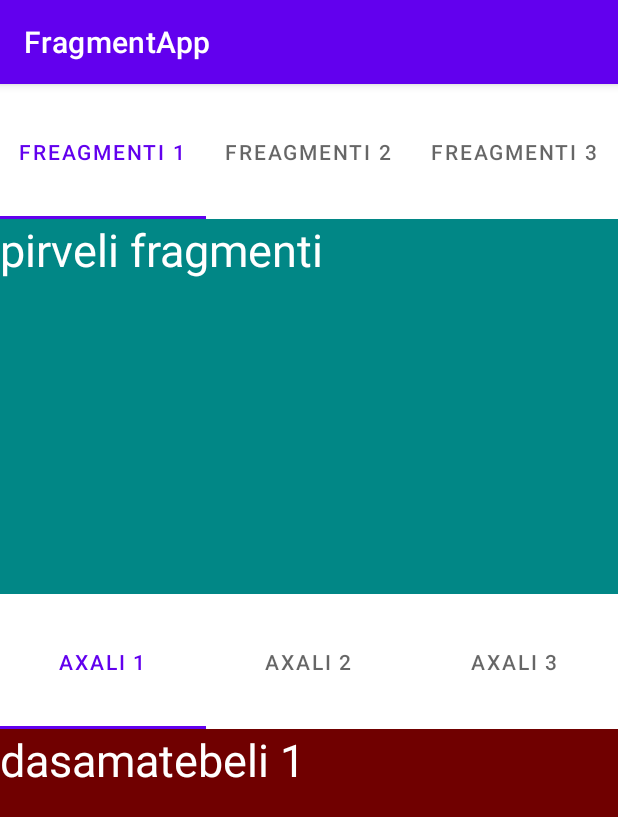
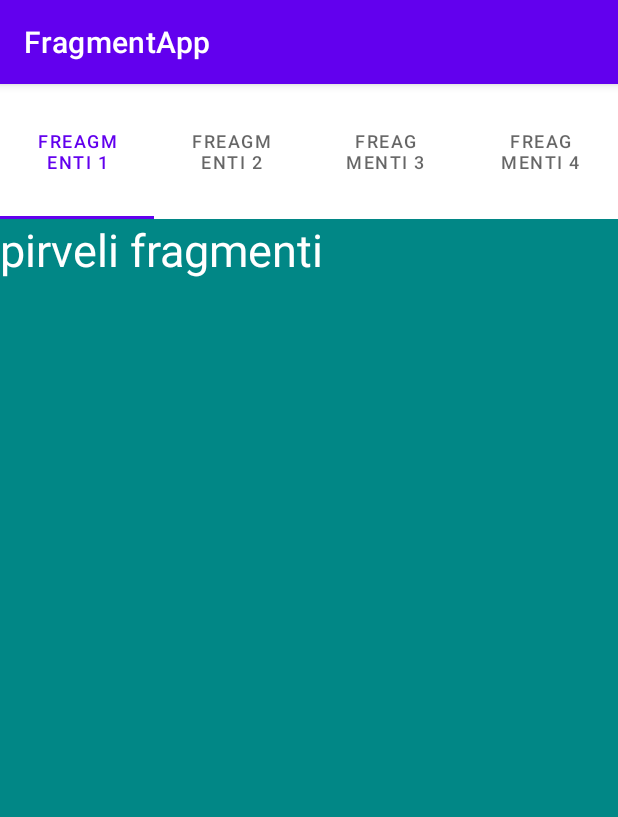
Before and after one commit to datasara005/viewpageri, an Android app: the screen it shows after launch (MainActivity), on a phone screen of 412 x 824 dp. Shown: the top 817 px of the screen. Run offline under Robolectric (Android 15) with nearby library versions, the phone set to English and light mode, and no system bars.

```diff
--- a/app/src/main/java/com/example/fragmentapp/MainActivity.kt
+++ b/app/src/main/java/com/example/fragmentapp/MainActivity.kt
@@ -5,39 +5,29 @@ import androidx.appcompat.app.AppCompatActivity
 import android.os.Bundle
 import androidx.viewpager2.widget.ViewPager2
 import com.example.fragmentapp.adapters.ViewPagerFragmentAdapter
-import com.example.fragmentapp.adapters.ViewPagerFragmentAdapter2
 
 import com.google.android.material.tabs.TabLayout
 import com.google.android.material.tabs.TabLayoutMediator
 
 class MainActivity : AppCompatActivity() {
 
-    private lateinit var tabLayout:TabLayout
-    private lateinit var viewPager2:ViewPager2
-    private lateinit var viewPager3:ViewPager2
-    private lateinit var tabLayout2:TabLayout
+    private lateinit var tabLayout: TabLayout
+    private lateinit var viewPager2: ViewPager2
 
     @SuppressLint("MissingInflatedId")
     override fun onCreate(savedInstanceState: Bundle?) {
         super.onCreate(savedInstanceState)
         setContentView(R.layout.activity_main)
 
-        tabLayout=findViewById(R.id.TabLayout)
-        tabLayout2=findViewById(R.id.TabLayout2)
-        viewPager2=findViewById(R.id.viewPager2)
-        viewPager3=findViewById(R.id.viewPager3)
+        tabLayout = findViewById(R.id.TabLayout)
+        viewPager2 = findViewById(R.id.viewPager2)
 
         val adapter = ViewPagerFragmentAdapter(this)
-        val adapter2 = ViewPagerFragmentAdapter2(this)
-
-        viewPager2.adapter=adapter
-        viewPager3.adapter=adapter2
+        viewPager2.adapter = adapter
 
         TabLayoutMediator(tabLayout, viewPager2) { tab, position ->
-            tab.text = "freagmenti ${position +1}"
-        } .attach()
-        TabLayoutMediator(tabLayout2, viewPager3) { tab, position ->
-            tab.text = "axali ${position +1}"
-        } .attach()
+            tab.text = "freagmenti ${position + 1}"
+        }.attach()
+
     }
 }
--- a/app/src/main/java/com/example/fragmentapp/adapters/ViewPagerFragmentAdapter.kt
+++ b/app/src/main/java/com/example/fragmentapp/adapters/ViewPagerFragmentAdapter.kt
@@ -3,21 +3,26 @@ package com.example.fragmentapp.adapters
 import androidx.appcompat.app.AppCompatActivity
 import androidx.fragment.app.Fragment
 import androidx.viewpager2.adapter.FragmentStateAdapter
+import com.example.fragmentapp.fragments.Dasamatebelifragmenti
 import com.example.fragmentapp.fragments.FirstFragment
 import com.example.fragmentapp.fragments.SecondFragment
 import com.example.fragmentapp.fragments.ThirdFragment
 
 class ViewPagerFragmentAdapter(activity: AppCompatActivity) : FragmentStateAdapter(activity) {
 
-    override fun getItemCount() = 3
+    override fun getItemCount() = 4
 
     override fun createFragment(position: Int): Fragment {
         if (position == 0) {
             return FirstFragment()
         } else if(position == 1) {
             return SecondFragment()
-        }else {
+        }else if(position == 2) {
             return ThirdFragment()
+        }
+        else{
+            return Dasamatebelifragmenti()
+
         }
 
     }
--- a/app/src/main/java/com/example/fragmentapp/adapters/ViewPagerFragmentAdapter2.kt
+++ /dev/null
@@ -1,22 +0,0 @@
-package com.example.fragmentapp.adapters
-
-import androidx.appcompat.app.AppCompatActivity
-import androidx.fragment.app.Fragment
-import androidx.viewpager2.adapter.FragmentStateAdapter
-import com.example.fragmentapp.fragments.*
-
-class ViewPagerFragmentAdapter2(activity: AppCompatActivity) : FragmentStateAdapter(activity) {
-
-    override fun getItemCount() = 3
-
-    override fun createFragment(position: Int): Fragment {
-        if (position == 0) {
-            return axali1()
-        } else if(position == 1) {
-            return axali2()
-        }else {
-            return axali3()
-        }
-
-    }
-}
--- a/app/src/main/java/com/example/fragmentapp/fragments/axali2.kt
+++ b/app/src/main/java/com/example/fragmentapp/fragments/Dasamatebelifragmenti.kt
@@ -3,5 +3,5 @@ package com.example.fragmentapp.fragments
 import androidx.fragment.app.Fragment
 import com.example.fragmentapp.R
 
-class axali2: Fragment(R.layout.axali2) {
+class Dasamatebelifragmenti: Fragment(R.layout.dasamatebeli_fragmenti) {
 }
--- a/app/src/main/java/com/example/fragmentapp/fragments/axali1.kt
+++ /dev/null
@@ -1,7 +0,0 @@
-package com.example.fragmentapp.fragments
-
-import androidx.fragment.app.Fragment
-import com.example.fragmentapp.R
-
-class axali1: Fragment(R.layout.axali1) {
-}
--- a/app/src/main/res/layout/activity_main.xml
+++ b/app/src/main/res/layout/activity_main.xml
@@ -15,16 +15,6 @@
     <androidx.viewpager2.widget.ViewPager2
         android:id="@+id/viewPager2"
         android:layout_width="match_parent"
-        android:layout_height="250dp" />
-    <com.google.android.material.tabs.TabLayout
-        android:id="@+id/TabLayout2"
-        android:layout_width="match_parent"
-        android:layout_height="90dp"
-        />
-    <androidx.viewpager2.widget.ViewPager2
-        android:id="@+id/viewPager3"
-        android:layout_width="match_parent"
         android:layout_height="match_parent" />
 
-
 </LinearLayout>
--- a/app/src/main/res/layout/axali1.xml
+++ b/app/src/main/res/layout/dasamatebeli_fragmenti.xml
@@ -1,18 +1,16 @@
 <?xml version="1.0" encoding="utf-8"?>
 <androidx.constraintlayout.widget.ConstraintLayout xmlns:android="http://schemas.android.com/apk/res/android"
     android:layout_width="match_parent"
-    android:background="#700000"
+    android:background="@color/purple_700"
     android:layout_height="match_parent">
 
     <TextView
         android:layout_width="match_parent"
         android:layout_height="match_parent"
-        android:text="dasamatebeli 1"
+        android:text="dasamatebeli fragmenti"
         android:textColor="@color/white"
         android:textSize="30dp">
 
-
     </TextView>
 
-
 </androidx.constraintlayout.widget.ConstraintLayout>
```
Also changed, not shown: app/src/main/java/com/example/fragmentapp/fragments/axali3.kt (deleted, +0 -7 lines), app/src/main/res/layout/axali2.xml (deleted, +0 -18 lines), app/src/main/res/layout/axali3.xml (deleted, +0 -18 lines).
